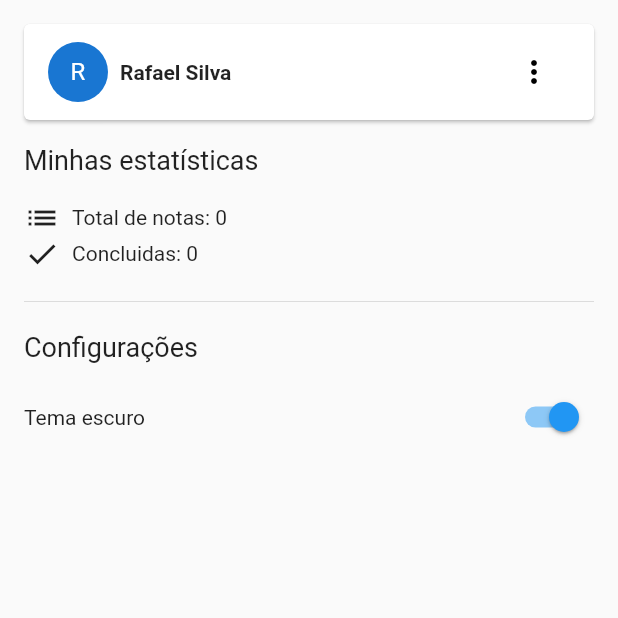
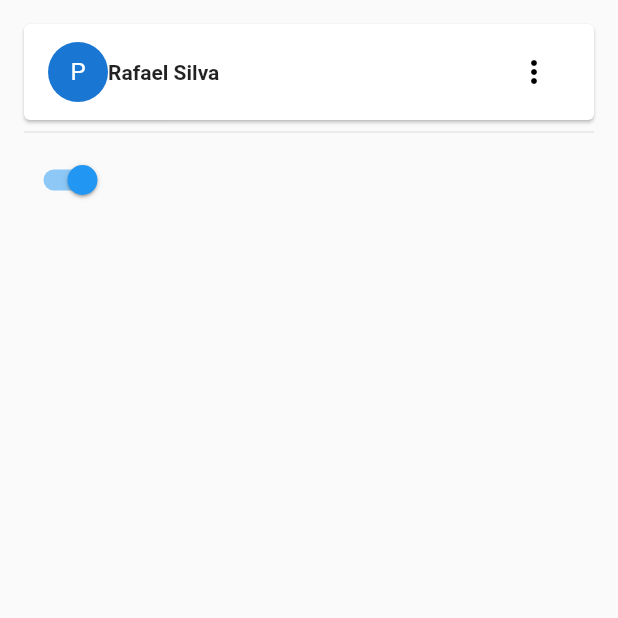
Before and after one commit to pedroamota/MJV-School, a Flutter app: the screen it shows after launch, on a phone screen of 412 x 824 dp, the top half of it. Run offline on Flutter 3.47's test engine with Material 2 defaults, Android fonts, the phone set to English and light mode, and no system bars.

Commit message:
Tirando widgets repetidos

```diff
--- a/notes/lib/app_widget.dart
+++ b/notes/lib/app_widget.dart
@@ -24,9 +24,8 @@ class MyApp extends StatelessWidget {
                   child: Row(
                     children: const [
                       CircleAvatar(
-                        child: Text("R"),
+                        child: Text("P"),
                       ),
-                      SizedBox(width: 8),
                       Text(
                         "Rafael Silva",
                         style: TextStyle(fontWeight: FontWeight.bold),
@@ -43,47 +42,9 @@ class MyApp extends StatelessWidget {
                   ),
                 ),
               ),
-              const SizedBox(height: 16),
-              const Text(
-                'Minhas estatísticas',
-                style: TextStyle(fontSize: 18),
-              ),
-              const SizedBox(height: 16),
-              Row(
-                children: const [
-                  Icon(Icons.list),
-                  SizedBox(
-                    width: 8,
-                  ),
-                  Text("Total de notas: "),
-                  Text("0"),
-                ],
-              ),
-              Row(
-                children: const [
-                  Icon(Icons.check),
-                  SizedBox(
-                    width: 8,
-                  ),
-                  Text("Concluidas: "),
-                  Text("0"),
-                ],
-              ),
-              const SizedBox(height: 12),
               const Divider(),
-              const SizedBox(height: 12),
-              const Text(
-                "Configurações",
-                style: TextStyle(fontSize: 18),
-              ),
-              const SizedBox(height: 12),
-              Row(
-                mainAxisAlignment: MainAxisAlignment.spaceBetween,
-                children: [
-                  const Text('Tema escuro'),
-                  Switch(value: true, onChanged: (val) {}),
-                ],
-              ),
+              Switch(value: true, onChanged: (val) {}),
+
             ],
           ),
         ),
```
